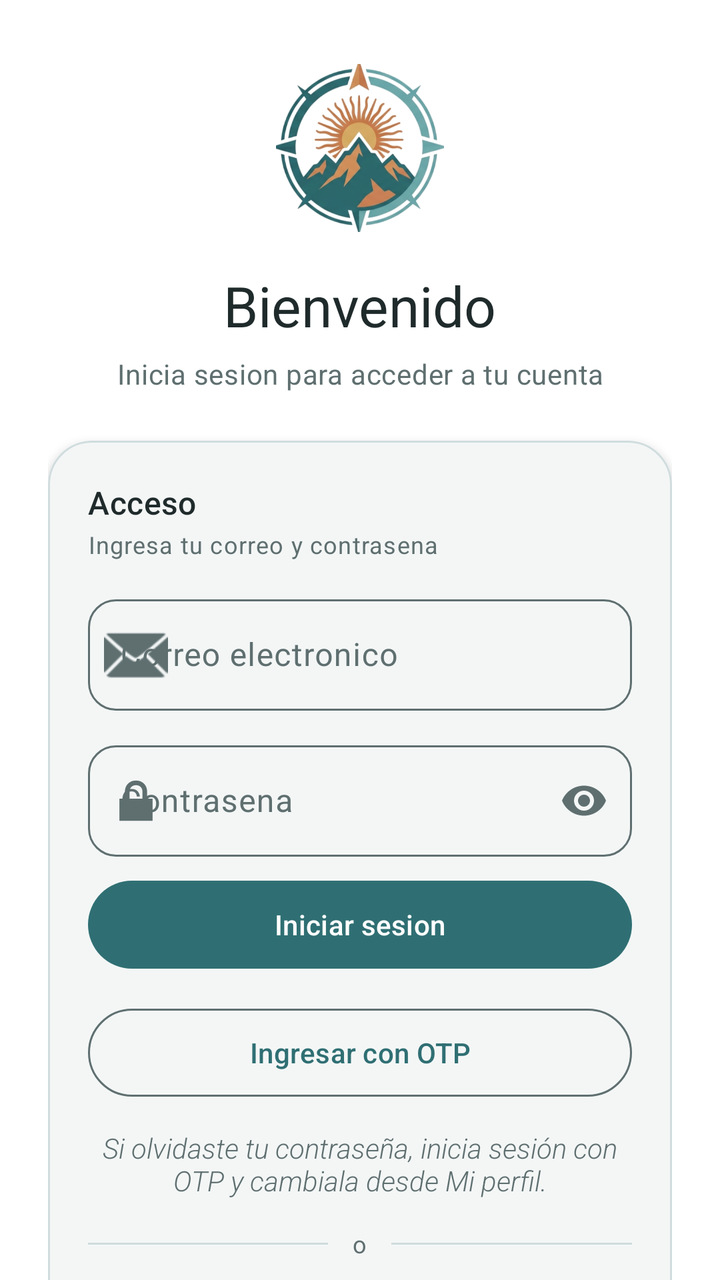
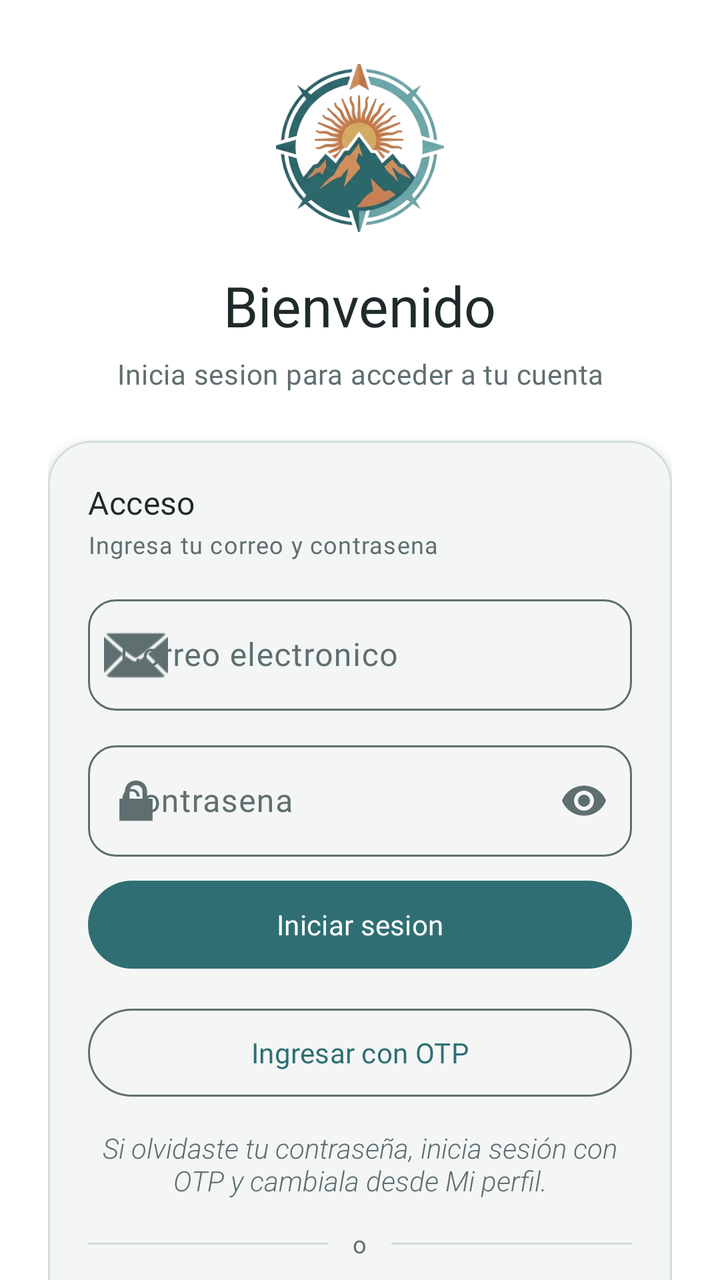

Screens rendered from an Android XML layout before and after an edit, with the pre-edit source and the edit as a unified diff.
<!-- AndroidManifest.xml: application theme Theme.DA1ANDROIDNATIVE -->
<!-- res/layout/fragment_login.xml -->
<?xml version="1.0" encoding="utf-8"?>

<FrameLayout xmlns:android="http://schemas.android.com/apk/res/android"
    xmlns:tools="http://schemas.android.com/tools"
    xmlns:app="http://schemas.android.com/apk/res-auto"
    android:layout_width="match_parent"
    android:layout_height="match_parent"
    android:background="?attr/colorSurface"
    tools:context=".ui.auth.LoginFragment">

    <androidx.constraintlayout.widget.ConstraintLayout
        android:layout_width="match_parent"
        android:layout_height="match_parent">

        <androidx.core.widget.NestedScrollView
            android:id="@+id/loginScroll"
            android:layout_width="0dp"
            android:layout_height="0dp"
            android:fillViewport="true"
            app:layout_constraintBottom_toBottomOf="parent"
            app:layout_constraintEnd_toEndOf="parent"
            app:layout_constraintStart_toStartOf="parent"
            app:layout_constraintTop_toTopOf="parent">

            <LinearLayout
                android:layout_width="match_parent"
                android:layout_height="wrap_content"
                android:gravity="center_horizontal"
                android:orientation="vertical"
                android:paddingHorizontal="24dp"
                android:paddingTop="32dp"
                android:paddingBottom="24dp">

                <ImageView
                    android:id="@+id/logoImage"
                    android:layout_width="84dp"
                    android:layout_height="84dp"
                    android:contentDescription="Logo de la app"
                    android:src="@drawable/logo_mark_transparente" />

                <TextView
                    android:id="@+id/titleText"
                    android:layout_width="wrap_content"
                    android:layout_height="wrap_content"
                    android:layout_marginTop="18dp"
                    android:text="Bienvenido"
                    android:textAppearance="@style/TextAppearance.Material3.HeadlineMedium"
                    android:textColor="?attr/colorOnSurface" />

                <TextView
                    android:id="@+id/subtitleText"
                    android:layout_width="wrap_content"
                    android:layout_height="wrap_content"
                    android:layout_marginTop="6dp"
                    android:gravity="center"
                    android:maxWidth="280dp"
                    android:text="Inicia sesion para acceder a tu cuenta"
                    android:textAppearance="@style/TextAppearance.Material3.BodyMedium"
                    android:textColor="?attr/colorOnSurfaceVariant" />

                <com.google.android.material.card.MaterialCardView
                    android:id="@+id/loginCard"
                    android:layout_width="match_parent"
                    android:layout_height="wrap_content"
                    android:layout_marginTop="24dp"
                    app:cardCornerRadius="22dp"
                    app:cardElevation="3dp"
                    app:strokeColor="?attr/colorOutlineVariant"
                    app:cardBackgroundColor="@color/background"
                    app:strokeWidth="1dp">

                    <LinearLayout
                        android:layout_width="match_parent"
                        android:layout_height="wrap_content"
                        android:orientation="vertical"
                        android:padding="20dp">

                        <TextView
                            android:id="@+id/formTitleText"
                            android:layout_width="wrap_content"
                            android:layout_height="wrap_content"
                            android:text="Acceso"
                            android:textAppearance="@style/TextAppearance.Material3.TitleMedium"
                            android:textColor="?attr/colorOnSurface" />

                        <TextView
                            android:id="@+id/formSubtitleText"
                            android:layout_width="wrap_content"
                            android:layout_height="wrap_content"
                            android:layout_marginTop="2dp"
                            android:text="Ingresa tu correo y contrasena"
                            android:textAppearance="@style/TextAppearance.Material3.BodySmall"
                            android:textColor="?attr/colorOnSurfaceVariant" />

                        <com.google.android.material.textfield.TextInputLayout
                            android:id="@+id/emailInputLayout"
                            style="@style/Widget.Material3.TextInputLayout.OutlinedBox"
                            android:layout_width="match_parent"
                            android:layout_height="wrap_content"
                            android:layout_marginTop="14dp"
                            android:hint="Correo electronico"
                            app:boxCornerRadiusBottomEnd="14dp"
                            app:boxCornerRadiusBottomStart="14dp"
                            app:boxCornerRadiusTopEnd="14dp"
                            app:boxCornerRadiusTopStart="14dp"
                            app:startIconDrawable="@android:drawable/ic_dialog_email">

                            <com.google.android.material.textfield.TextInputEditText
                                android:id="@+id/emailEditText"
                                android:layout_width="match_parent"
                                android:layout_height="wrap_content"
                                android:inputType="textEmailAddress" />
                        </com.google.android.material.textfield.TextInputLayout>

                        <com.google.android.material.textfield.TextInputLayout
                            android:id="@+id/passwordInputLayout"
                            style="@style/Widget.Material3.TextInputLayout.OutlinedBox"
                            android:layout_width="match_parent"
                            android:layout_height="wrap_content"
                            android:layout_marginTop="12dp"
                            android:hint="Contrasena"
                            app:boxCornerRadiusBottomEnd="14dp"
                            app:boxCornerRadiusBottomStart="14dp"
                            app:boxCornerRadiusTopEnd="14dp"
                            app:boxCornerRadiusTopStart="14dp"
                            app:endIconMode="password_toggle"
                            app:startIconDrawable="@android:drawable/ic_lock_lock">

                            <com.google.android.material.textfield.TextInputEditText
                                android:id="@+id/passwordEditText"
                                android:layout_width="match_parent"
                                android:layout_height="wrap_content"
                                android:inputType="textPassword" />
                        </com.google.android.material.textfield.TextInputLayout>

                        <com.google.android.material.button.MaterialButton
                            android:id="@+id/loginButton"
                            android:layout_width="match_parent"
                            android:layout_height="52dp"
                            android:layout_marginTop="8dp"
                            android:text="Iniciar sesion"
                            android:textAllCaps="false" />

                        <com.google.android.material.button.MaterialButton
                            android:id="@+id/otpLoginButton"
                            style="@style/Widget.Material3.Button.OutlinedButton"
                            android:layout_width="match_parent"
                            android:layout_height="52dp"
                            android:layout_marginTop="12dp"
                            android:text="@string/request_login_otp_button"
                            android:textAllCaps="false" />

                        <TextView
                            android:layout_width="match_parent"
                            android:layout_height="wrap_content"
                            android:layout_marginTop="12dp"
                            android:gravity="center"
                            android:fontFamily="sans-serif-light"
                            android:text="@string/login_password_recovery_notice"
                            android:textAlignment="center"
                            android:textColor="?attr/colorOnSurfaceVariant"
                            android:textStyle="italic" />

                        <LinearLayout
                            android:layout_width="match_parent"
                            android:layout_height="wrap_content"
                            android:layout_marginTop="14dp"
                            android:gravity="center_vertical"
                            android:orientation="horizontal">

                            <View
                                android:layout_width="0dp"
                                android:layout_height="1dp"
                                android:layout_weight="1"
                                android:background="?attr/colorOutlineVariant" />

                            <TextView
                                android:layout_width="wrap_content"
                                android:layout_height="wrap_content"
                                android:layout_marginHorizontal="12dp"
                                android:text="o"
                                android:textAppearance="@style/TextAppearance.Material3.BodySmall"
                                android:textColor="?attr/colorOnSurfaceVariant" />

                            <View
                                android:layout_width="0dp"
                                android:layout_height="1dp"
                                android:layout_weight="1"
                                android:background="?attr/colorOutlineVariant" />
                        </LinearLayout>

                        <com.google.android.material.button.MaterialButton
                            android:id="@+id/registerButton"
                            style="@style/Widget.Material3.Button.OutlinedButton"
                            android:layout_width="match_parent"
                            android:layout_height="52dp"
                            android:layout_marginTop="14dp"
                            android:text="Crear cuenta"
                            android:textAllCaps="false"
                            android:enabled="true"/>
                    </LinearLayout>
                </com.google.android.material.card.MaterialCardView>

                <TextView
                    android:id="@+id/footerText"
                    android:layout_width="wrap_content"
                    android:layout_height="wrap_content"
                    android:layout_marginTop="16dp"
                    android:gravity="center"
                    android:maxWidth="300dp"
                    android:text="Derechos Reservados"
                    android:textAppearance="@style/TextAppearance.Material3.BodySmall"
                    android:textColor="?attr/colorOnSurfaceVariant" />

            </LinearLayout>
        </androidx.core.widget.NestedScrollView>

    </androidx.constraintlayout.widget.ConstraintLayout>

    <com.google.android.material.progressindicator.LinearProgressIndicator
        android:id="@+id/progressIndicator"
        android:layout_width="match_parent"
        android:layout_height="wrap_content"
        android:layout_gravity="center"
        android:elevation="20dp"
        android:indeterminate="true"
        android:visibility="gone"
        app:indicatorColor="?attr/colorPrimary" />

</FrameLayout>
<!-- resources referenced by this layout -->
<resources>
  <style name="Theme.DA1ANDROIDNATIVE" parent="Theme.Material3.Light.NoActionBar">
          <item name="colorPrimary">@color/teal_primary</item>
          <item name="colorPrimaryVariant">@color/teal_dark</item>
          <item name="colorOnPrimary">@color/white</item>
          <item name="colorPrimaryContainer">@color/white</item>
          <item name="colorOnPrimaryContainer">@color/teal_primary</item>
  
          <item name="colorSecondary">@color/teal_primary</item>
          <item name="colorSecondaryVariant">@color/white</item>
          <item name="colorOnSecondary">@color/white</item>
          <item name="colorSecondaryContainer">@color/white</item>
          <item name="colorOnSecondaryContainer">@color/text_primary</item>
  
          <item name="colorTertiary">@color/white</item>
          <item name="colorOnTertiary">@color/white</item>
          <item name="colorTertiaryContainer">@color/white</item>
          <item name="colorOnTertiaryContainer">@color/text_primary</item>
  
          <item name="colorSurface">@color/surface</item>
          <item name="colorOnSurface">@color/text_primary</item>
          <item name="colorSurfaceVariant">@color/white</item>
          <item name="colorOnSurfaceVariant">@color/text_secondary</item>
          <item name="colorSurfaceContainer">@color/white</item>
          <item name="colorSurfaceContainerHigh">@color/white</item>
          <item name="colorSurfaceContainerHighest">@color/white</item>
          <item name="colorSurfaceContainerLow">#FFF4F8F8</item>
          <item name="colorSurfaceContainerLowest">@color/surface</item>
  
          <item name="android:colorBackground">@color/background</item>
          <item name="colorOnBackground">@color/text_primary</item>
          <item name="android:statusBarColor">@color/teal_dark</item>
  
          <item name="colorOutline">@color/text_secondary</item>
          <item name="colorOutlineVariant">#FFD0DCDD</item>
      </style>
  <!-- unchanged entries left out for length: 10 -->
</resources>

<!-- the commit's change to res/layout/fragment_login.xml (unified diff, before → after) -->
@@ -44,7 +44,7 @@
                     android:layout_height="wrap_content"
                     android:layout_marginTop="18dp"
                     android:text="Bienvenido"
-                    android:textAppearance="@style/TextAppearance.Material3.HeadlineMedium"
+                    android:textAppearance="?attr/textAppearanceHeadlineMedium"
                     android:textColor="?attr/colorOnSurface" />
 
                 <TextView
@@ -55,7 +55,7 @@
                     android:gravity="center"
                     android:maxWidth="280dp"
                     android:text="Inicia sesion para acceder a tu cuenta"
-                    android:textAppearance="@style/TextAppearance.Material3.BodyMedium"
+                    android:textAppearance="?attr/textAppearanceBodyMedium"
                     android:textColor="?attr/colorOnSurfaceVariant" />
 
                 <com.google.android.material.card.MaterialCardView
@@ -80,7 +80,7 @@
                             android:layout_width="wrap_content"
                             android:layout_height="wrap_content"
                             android:text="Acceso"
-                            android:textAppearance="@style/TextAppearance.Material3.TitleMedium"
+                            android:textAppearance="?attr/textAppearanceTitleMedium"
                             android:textColor="?attr/colorOnSurface" />
 
                         <TextView
@@ -89,7 +89,7 @@
                             android:layout_height="wrap_content"
                             android:layout_marginTop="2dp"
                             android:text="Ingresa tu correo y contrasena"
-                            android:textAppearance="@style/TextAppearance.Material3.BodySmall"
+                            android:textAppearance="?attr/textAppearanceBodySmall"
                             android:textColor="?attr/colorOnSurfaceVariant" />
 
                         <com.google.android.material.textfield.TextInputLayout
@@ -179,7 +179,7 @@
                                 android:layout_height="wrap_content"
                                 android:layout_marginHorizontal="12dp"
                                 android:text="o"
-                                android:textAppearance="@style/TextAppearance.Material3.BodySmall"
+                                android:textAppearance="?attr/textAppearanceBodySmall"
                                 android:textColor="?attr/colorOnSurfaceVariant" />
 
                             <View
@@ -209,7 +209,7 @@
                     android:gravity="center"
                     android:maxWidth="300dp"
                     android:text="Derechos Reservados"
-                    android:textAppearance="@style/TextAppearance.Material3.BodySmall"
+                    android:textAppearance="?attr/textAppearanceBodySmall"
                     android:textColor="?attr/colorOnSurfaceVariant" />
 
             </LinearLayout>
<!-- resource entries referenced after the edit -->
@@ -34,7 +34,83 @@
   
           <item name="colorOutline">@color/text_secondary</item>
           <item name="colorOutlineVariant">#FFD0DCDD</item>
+  
+          <item name="textAppearanceDisplayLarge">@style/TextAppearance.XploreNow.DisplayLarge</item>
+          <item name="textAppearanceDisplayMedium">@style/TextAppearance.XploreNow.DisplayMedium</item>
+          <item name="textAppearanceDisplaySmall">@style/TextAppearance.XploreNow.DisplaySmall</item>
+          <item name="textAppearanceHeadlineLarge">@style/TextAppearance.XploreNow.HeadlineLarge</item>
+          <item name="textAppearanceHeadlineMedium">@style/TextAppearance.XploreNow.HeadlineMedium</item>
+          <item name="textAppearanceHeadlineSmall">@style/TextAppearance.XploreNow.HeadlineSmall</item>
+          <item name="textAppearanceTitleLarge">@style/TextAppearance.XploreNow.TitleLarge</item>
+          <item name="textAppearanceTitleMedium">@style/TextAppearance.XploreNow.TitleMedium</item>
+          <item name="textAppearanceTitleSmall">@style/TextAppearance.XploreNow.TitleSmall</item>
+          <item name="textAppearanceBodyLarge">@style/TextAppearance.XploreNow.BodyLarge</item>
+          <item name="textAppearanceBodyMedium">@style/TextAppearance.XploreNow.BodyMedium</item>
+          <item name="textAppearanceBodySmall">@style/TextAppearance.XploreNow.BodySmall</item>
+          <item name="textAppearanceLabelLarge">@style/TextAppearance.XploreNow.LabelLarge</item>
+          <item name="textAppearanceLabelMedium">@style/TextAppearance.XploreNow.LabelMedium</item>
+          <item name="textAppearanceLabelSmall">@style/TextAppearance.XploreNow.LabelSmall</item>
       </style>
+  <style name="TextAppearance.XploreNow.DisplayLarge" parent="TextAppearance.Material3.DisplayLarge">
+              <item name="fontFamily">@font/fraunces_semibold</item>
+              <item name="android:fontFamily">@font/fraunces_semibold</item>
+          </style>
+  <style name="TextAppearance.XploreNow.DisplayMedium" parent="TextAppearance.Material3.DisplayMedium">
+              <item name="fontFamily">@font/fraunces_semibold</item>
+              <item name="android:fontFamily">@font/fraunces_semibold</item>
+          </style>
+  <style name="TextAppearance.XploreNow.DisplaySmall" parent="TextAppearance.Material3.DisplaySmall">
+              <item name="fontFamily">@font/fraunces_semibold</item>
+              <item name="android:fontFamily">@font/fraunces_semibold</item>
+          </style>
+  <style name="TextAppearance.XploreNow.HeadlineLarge" parent="TextAppearance.Material3.HeadlineLarge">
+              <item name="fontFamily">@font/fraunces_semibold</item>
+              <item name="android:fontFamily">@font/fraunces_semibold</item>
+          </style>
+  <style name="TextAppearance.XploreNow.HeadlineMedium" parent="TextAppearance.Material3.HeadlineMedium">
+              <item name="fontFamily">@font/fraunces_semibold</item>
+              <item name="android:fontFamily">@font/fraunces_semibold</item>
+          </style>
+  <style name="TextAppearance.XploreNow.HeadlineSmall" parent="TextAppearance.Material3.HeadlineSmall">
+              <item name="fontFamily">@font/fraunces_semibold</item>
+              <item name="android:fontFamily">@font/fraunces_semibold</item>
+          </style>
+  <style name="TextAppearance.XploreNow.TitleLarge" parent="TextAppearance.Material3.TitleLarge">
+              <item name="fontFamily">@font/fraunces_regular</item>
+              <item name="android:fontFamily">@font/fraunces_regular</item>
+          </style>
+  <style name="TextAppearance.XploreNow.TitleMedium" parent="TextAppearance.Material3.TitleMedium">
+              <item name="fontFamily">@font/fraunces_regular</item>
+              <item name="android:fontFamily">@font/fraunces_regular</item>
+          </style>
+  <style name="TextAppearance.XploreNow.TitleSmall" parent="TextAppearance.Material3.TitleSmall">
+              <item name="fontFamily">@font/fraunces_regular</item>
+              <item name="android:fontFamily">@font/fraunces_regular</item>
+          </style>
+  <style name="TextAppearance.XploreNow.BodyLarge" parent="TextAppearance.Material3.BodyLarge">
+              <item name="fontFamily">@font/inter_regular</item>
+              <item name="android:fontFamily">@font/inter_regular</item>
+          </style>
+  <style name="TextAppearance.XploreNow.BodyMedium" parent="TextAppearance.Material3.BodyMedium">
+              <item name="fontFamily">@font/inter_regular</item>
+              <item name="android:fontFamily">@font/inter_regular</item>
+          </style>
+  <style name="TextAppearance.XploreNow.BodySmall" parent="TextAppearance.Material3.BodySmall">
+              <item name="fontFamily">@font/inter_regular</item>
+              <item name="android:fontFamily">@font/inter_regular</item>
+          </style>
+  <style name="TextAppearance.XploreNow.LabelLarge" parent="TextAppearance.Material3.LabelLarge">
+              <item name="fontFamily">@font/inter_medium</item>
+              <item name="android:fontFamily">@font/inter_medium</item>
+          </style>
+  <style name="TextAppearance.XploreNow.LabelMedium" parent="TextAppearance.Material3.LabelMedium">
+              <item name="fontFamily">@font/inter_medium</item>
+              <item name="android:fontFamily">@font/inter_medium</item>
+          </style>
+  <style name="TextAppearance.XploreNow.LabelSmall" parent="TextAppearance.Material3.LabelSmall">
+              <item name="fontFamily">@font/inter_medium</item>
+              <item name="android:fontFamily">@font/inter_medium</item>
+          </style>
   <!-- unchanged entries left out for length: 10 -->
 </resources>
 
